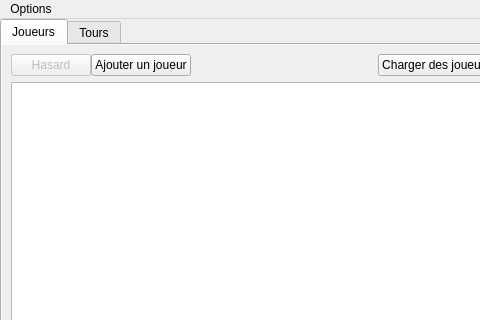
Qt form mainwindow/mainwindow.ui (dsarrut/btm) before a commit; both pictures show x 0 to 480 and y 0 to 320 of the 1069 by 584 pixel window.
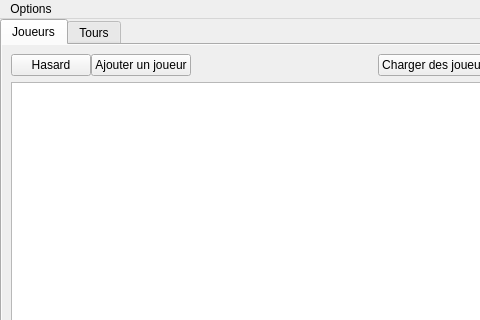
The same form after that commit. Icons and pictures are not drawn. Custom widgets are drawn as their Qt base class.

What changed in the file:
```diff
--- a/mainwindow/mainwindow.ui
+++ b/mainwindow/mainwindow.ui
@@ -80,7 +80,7 @@
           <item>
            <widget class="QPushButton" name="pushButton_rnd_players">
             <property name="enabled">
-             <bool>false</bool>
+             <bool>true</bool>
             </property>
             <property name="text">
              <string>Hasard</string>
```
Left out of the diff: 11 changed lines with no effect on the pictures.
